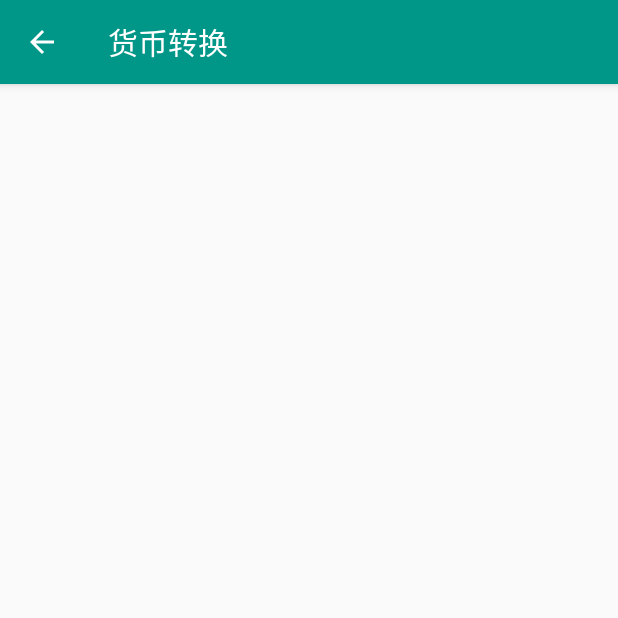
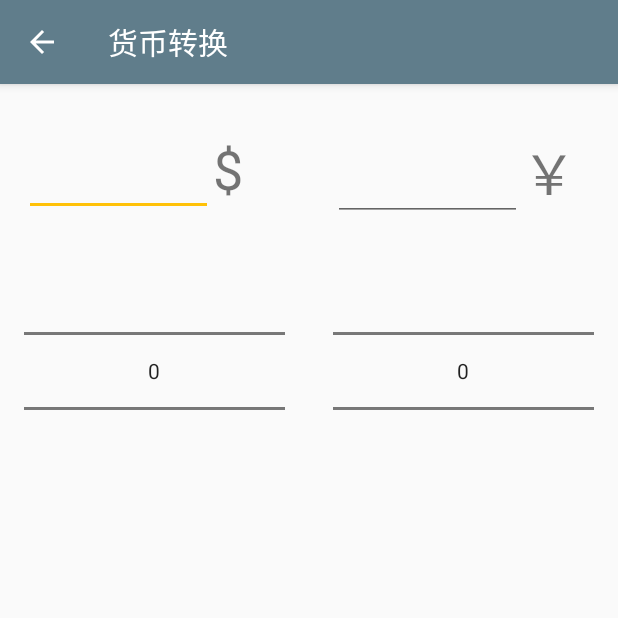
Before and after one commit to ONEorNOT/AndroidDemo, an Android app: the Currency screen opened directly, with no data from a screen before it, on a phone screen of 412 x 824 dp, the top half of it. Run offline under Robolectric (Android 15) with nearby library versions, the phone set to English and light mode, and no system bars.

Commit message:
currency 页面绘制，颜色调整

```diff
--- a/sealiu/Convert/app/src/main/res/layout-v21/activity_main.xml
+++ b/sealiu/Convert/app/src/main/res/layout-v21/activity_main.xml
@@ -14,7 +14,7 @@
         android:layout_width="match_parent"
         android:layout_height="wrap_content"
         android:layout_margin="8dp"
-        android:background="@color/colorAccent"
+        android:background="@color/yellow"
         android:padding="4dp">
 
         <TextView
@@ -35,7 +35,7 @@
         android:layout_width="match_parent"
         android:layout_height="wrap_content"
         android:layout_margin="8dp"
-        android:background="@color/colorAccent"
+        android:background="@color/yellow"
         android:padding="4dp">
 
         <TextView
@@ -58,7 +58,7 @@
         android:layout_width="match_parent"
         android:layout_height="wrap_content"
         android:layout_margin="8dp"
-        android:background="@color/colorAccent"
+        android:background="@color/yellow"
         android:padding="4dp">
 
         <TextView
--- a/sealiu/Convert/app/src/main/res/layout/activity_currency.xml
+++ b/sealiu/Convert/app/src/main/res/layout/activity_currency.xml
@@ -1,5 +1,5 @@
 <?xml version="1.0" encoding="utf-8"?>
-<RelativeLayout xmlns:android="http://schemas.android.com/apk/res/android"
+<LinearLayout xmlns:android="http://schemas.android.com/apk/res/android"
     xmlns:tools="http://schemas.android.com/tools"
     android:layout_width="match_parent"
     android:layout_height="match_parent"
@@ -7,6 +7,73 @@
     android:paddingLeft="@dimen/activity_horizontal_margin"
     android:paddingRight="@dimen/activity_horizontal_margin"
     android:paddingTop="@dimen/activity_vertical_margin"
-    tools:context="com.sealiu.convert.Currency">
+    android:orientation="horizontal"
+    tools:context="com.sealiu.convert.Currency"
+    android:baselineAligned="false">
+    <LinearLayout
+        android:layout_width="0dp"
+        android:layout_height="wrap_content"
+        android:layout_weight="1"
+        android:orientation="vertical"
+        android:layout_marginTop="16dp"
+        android:layout_marginRight="16dp">
 
-</RelativeLayout>
+        <LinearLayout
+            android:layout_width="match_parent"
+            android:layout_height="wrap_content"
+            android:orientation="horizontal">
+            <EditText
+                android:layout_width="0dp"
+                android:layout_height="wrap_content"
+                android:layout_weight="1"
+                android:inputType="number"
+                android:cursorVisible="true"
+                android:textSize="24sp" />
+            <TextView
+                android:layout_width="48dp"
+                android:layout_height="48dp"
+                android:text="$"
+                android:textSize="36sp"/>
+        </LinearLayout>
+
+
+        <NumberPicker
+            android:layout_width="match_parent"
+            android:layout_height="wrap_content"
+            android:layout_marginTop="16dp"
+            android:id="@+id/numberPickerA" />
+
+    </LinearLayout>
+
+    <LinearLayout
+        android:layout_width="0dp"
+        android:layout_height="wrap_content"
+        android:layout_weight="1"
+        android:orientation="vertical"
+        android:layout_marginTop="16dp"
+        android:layout_marginLeft="16dp">
+        <LinearLayout
+            android:layout_width="match_parent"
+            android:layout_height="wrap_content"
+            android:orientation="horizontal">
+            <EditText
+                android:layout_width="0dp"
+                android:layout_height="wrap_content"
+                android:layout_weight="1"
+                android:inputType="number"
+                android:cursorVisible="true"
+                android:textSize="24sp" />
+            <TextView
+                android:layout_width="48dp"
+                android:layout_height="48dp"
+                android:text="￥"
+                android:textSize="36sp"/>
+        </LinearLayout>
+
+        <NumberPicker
+            android:layout_width="match_parent"
+            android:layout_height="wrap_content"
+            android:layout_marginTop="16dp"
+            android:id="@+id/numberPickerB" />
+    </LinearLayout>
+</LinearLayout>
--- a/sealiu/Convert/app/src/main/res/layout/activity_main.xml
+++ b/sealiu/Convert/app/src/main/res/layout/activity_main.xml
@@ -14,7 +14,7 @@
         android:layout_width="match_parent"
         android:layout_height="wrap_content"
         android:layout_margin="8dp"
-        android:background="@color/lightGray"
+        android:background="@color/yellow"
         android:padding="4dp">
 
         <TextView
@@ -33,7 +33,7 @@
         android:layout_width="match_parent"
         android:layout_height="wrap_content"
         android:layout_margin="8dp"
-        android:background="@color/lightGray"
+        android:background="@color/yellow"
         android:padding="4dp">
 
         <TextView
@@ -52,7 +52,7 @@
         android:layout_width="match_parent"
         android:layout_height="wrap_content"
         android:layout_margin="8dp"
-        android:background="@color/lightGray"
+        android:background="@color/yellow"
         android:padding="4dp">
 
         <TextView
--- a/sealiu/Convert/app/src/main/res/values/colors.xml
+++ b/sealiu/Convert/app/src/main/res/values/colors.xml
@@ -1,8 +1,8 @@
 <?xml version="1.0" encoding="utf-8"?>
 <resources>
-    <color name="colorPrimary">#009688</color>
-    <color name="colorPrimaryDark">#00897B</color>
-    <color name="colorAccent">#FFCA28</color>
+    <color name="colorPrimary">#607D8B</color>
+    <color name="colorPrimaryDark">#546E7A</color>
+    <color name="colorAccent">#FFC107</color>
 
-    <color name="lightGray">#e4e4e4</color>
+    <color name="yellow">#FFEB3B</color>
 </resources>
--- a/sealiu/Convert/app/src/main/res/values/strings.xml
+++ b/sealiu/Convert/app/src/main/res/values/strings.xml
@@ -6,4 +6,6 @@
     <string name="currency_convert">货币转换</string>
     <string name="memory_space_convert">存储空间转换</string>
     <string name="number_systems_convert">进制转换</string>
+
+    <string name="dollar">$</string>
 </resources>
```
